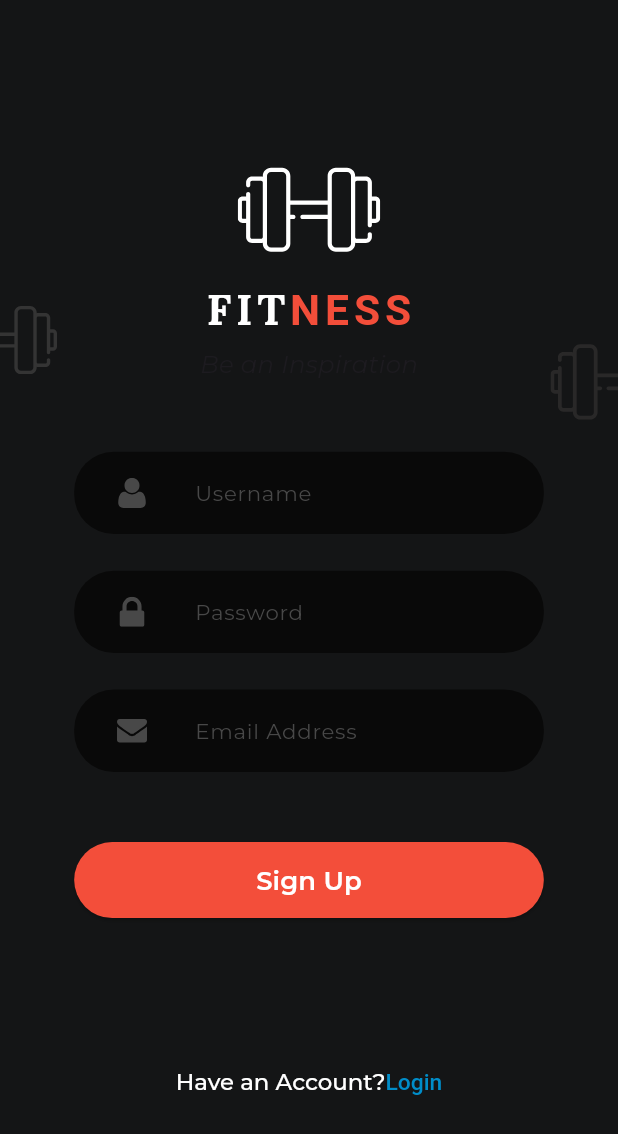
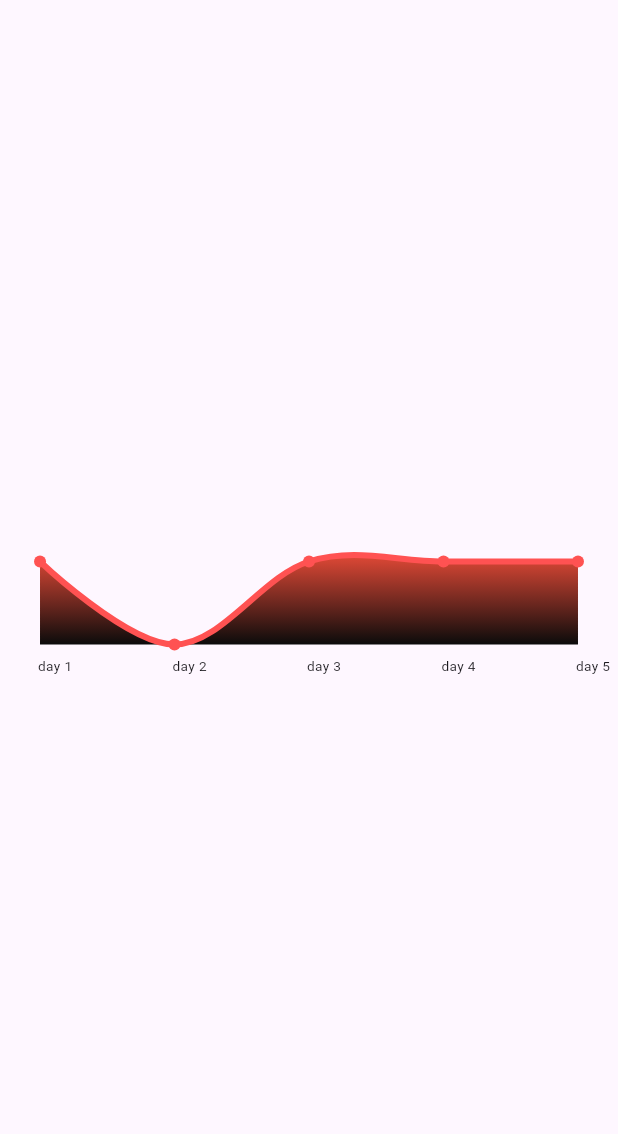
Before and after one commit to ak-abdullah/Fitness-App, a Flutter app: the Signup screen opened by its route, after a tap on "Sign Up", on a phone screen of 412 x 824 dp. Shown: the top 1134 px of the screen. Run offline on Flutter 3.47's test engine with Material 3 defaults, Android fonts, the light colour scheme and no system bars; drawn by our look-alikes of fl_chart; our stand-ins replace flutter_screenutil, flutter_svg, get, go_router, google_fonts, wakelock_plus.

Commit message:
Line Chart Added

```diff
--- /dev/null
+++ b/lib/features/home/view/home_screen.dart
@@ -0,0 +1,93 @@
+import 'package:fl_chart/fl_chart.dart';
+import 'package:flutter/cupertino.dart';
+import 'package:flutter/material.dart';
+import 'package:flutter_screenutil/flutter_screenutil.dart';
+
+class HomeScreen extends StatelessWidget {
+  const HomeScreen({super.key});
+
+  @override
+  Widget build(BuildContext context) {
+    final List<String> labels = ["day 1", "day 2", "day 3", "day 4", "day 5"];
+    var axisTitles = AxisTitles(sideTitles: SideTitles(showTitles: false));
+    return Scaffold(
+      body: Center(
+        child: Padding(
+          padding: EdgeInsets.symmetric(horizontal: 17.w),
+          child: Container(
+            // color: Colors.redAccent,
+            height: 90.h,
+            child: Padding(
+              padding: const EdgeInsets.all(8.0),
+              child: LineChart(
+                LineChartData(
+                  gridData: FlGridData(show: false),
+                  borderData: FlBorderData(show: false),
+                  minX: 0,
+                  maxX: labels.length - 1,
+                  titlesData: FlTitlesData(
+                    topTitles: axisTitles,
+                    rightTitles: axisTitles,
+                    leftTitles: axisTitles,
+                    bottomTitles: AxisTitles(
+                      sideTitles: SideTitles(
+                        reservedSize: 20,
+                        showTitles: true,
+                        interval: 1,
+
+                        getTitlesWidget: (value, meta) {
+                          return SideTitleWidget(
+                            fitInside: SideTitleFitInsideData(
+                              enabled: true,
+                              axisPosition: meta.axisPosition,
+                              parentAxisSize: meta.parentAxisSize,
+                              distanceFromEdge: 20,
+                            ),
+                            meta: meta,
+                            child: Padding(
+                              padding: EdgeInsets.only(
+                                left: value != 0 || value != 1 ? 20 : 0,
+                              ),
+                              child: Text(
+                                labels[value.toInt()],
+                                style: TextStyle(fontSize: 9.sp),
+                                textAlign: TextAlign.center,
+                              ),
+                            ),
+                          );
+                        },
+                      ),
+                    ),
+                  ),
+                  lineBarsData: [
+                    LineChartBarData(
+                      isCurved: true,
+                      color: Colors.redAccent,
+                      barWidth: 4,
+                      spots: [
+                        FlSpot(0, 5),
+                        FlSpot(1, 3),
+                        FlSpot(2, 5),
+                        FlSpot(3, 5),
+                        FlSpot(4, 5),
+                      ],
+                      belowBarData: BarAreaData(
+                        show: true,
+                        gradient: LinearGradient(
+                          stops: [0, 1],
+                          colors: [Color(0xFFF34E3A), Color(0xFF0B0B0B)],
+                          begin: Alignment.topCenter,
+                          end: Alignment.bottomCenter,
+                        ),
+                      ),
+                    ),
+                  ],
+                ),
+              ),
+            ),
+          ),
+        ),
+      ),
+    );
+  }
+}
--- a/lib/features/widgets/auth_form.dart
+++ b/lib/features/widgets/auth_form.dart
@@ -1,8 +1,10 @@
 import 'package:fitness_app/core/themes.dart';
 import 'package:fitness_app/features/auth/auth_images.dart';
+import 'package:fitness_app/features/home/view/home_screen.dart';
 import 'package:flutter/material.dart';
 import 'package:flutter_screenutil/flutter_screenutil.dart';
 import 'package:flutter_svg/svg.dart';
+import 'package:go_router/go_router.dart';
 import 'package:google_fonts/google_fonts.dart';
 
 import 'custom_text_field.dart';
@@ -73,7 +75,9 @@ class AuthForm extends StatelessWidget {
                     style: ElevatedButton.styleFrom(
                       backgroundColor: AppTheme.buttonColor,
                     ),
-                    onPressed: () {},
+                    onPressed: () {
+                      Navigator.push(context, MaterialPageRoute(builder: (context) => HomeScreen(),));
+                    },
                     child: Text(
                       'Sign Up',
                       style: GoogleFonts.montserrat(
--- a/pubspec.yaml
+++ b/pubspec.yaml
@@ -42,6 +42,7 @@ dependencies:
   get: ^4.7.2
   flutter_svg: ^2.2.1
   go_router: ^16.2.1
+  fl_chart: ^1.1.0
 
 dev_dependencies:
   flutter_test:
```
Also changed, not shown: pubspec.lock.
